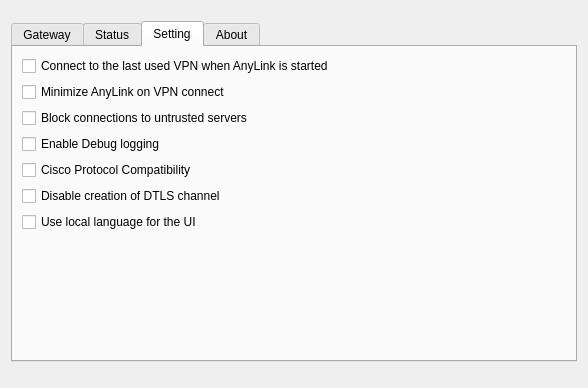
Qt form src/plitun.ui (lishirens/plitun-client) before a commit.
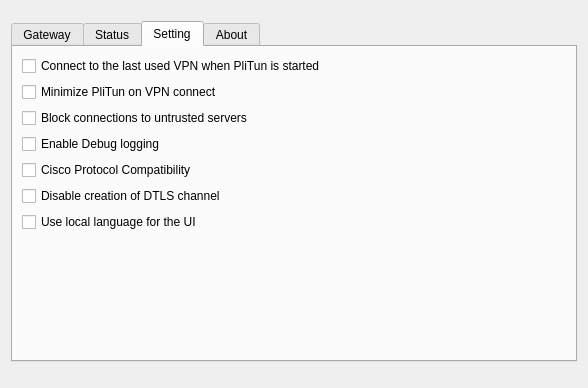
The same form after that commit. The open tabs and pages were chosen to show the change. Icons and pictures are not drawn. Custom widgets are drawn as their Qt base class.

```diff
--- a/src/plitun.ui
+++ b/src/plitun.ui
@@ -550,14 +550,14 @@
          <item>
           <widget class="QCheckBox" name="checkBoxAutoLogin">
            <property name="text">
-            <string>Connect to the last used VPN when AnyLink is started</string>
+            <string>Connect to the last used VPN when PliTun is started</string>
            </property>
           </widget>
          </item>
          <item>
           <widget class="QCheckBox" name="checkBoxMinimize">
            <property name="text">
-            <string>Minimize AnyLink on VPN connect</string>
+            <string>Minimize PliTun on VPN connect</string>
            </property>
           </widget>
          </item>
```
Left out of the diff: 4 changed lines with no effect on the pictures.
